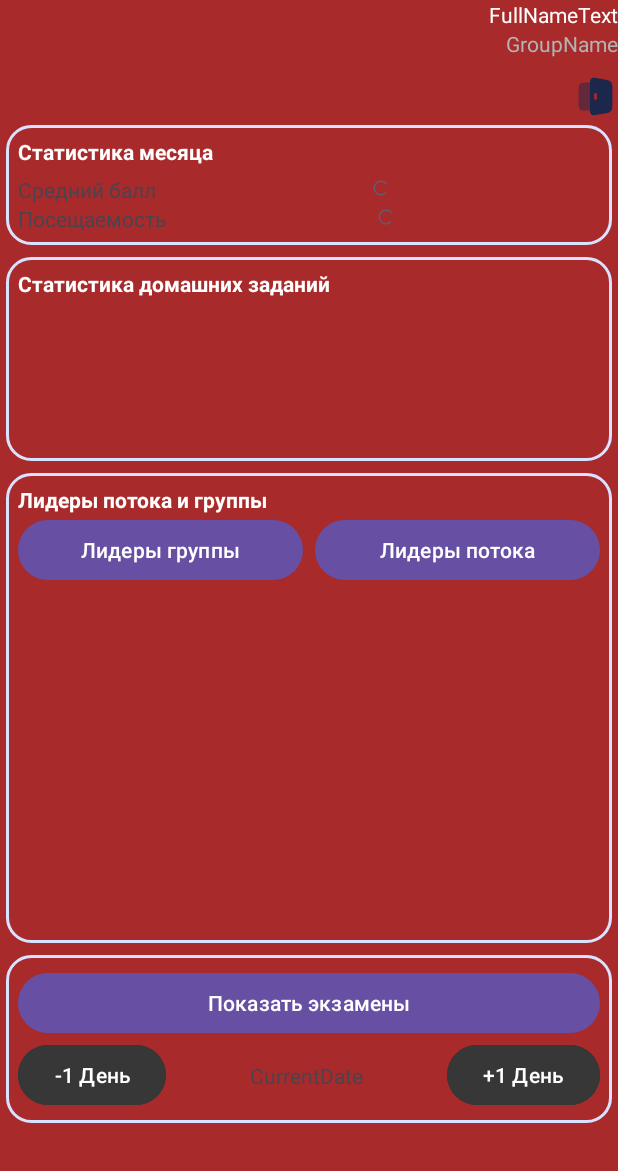
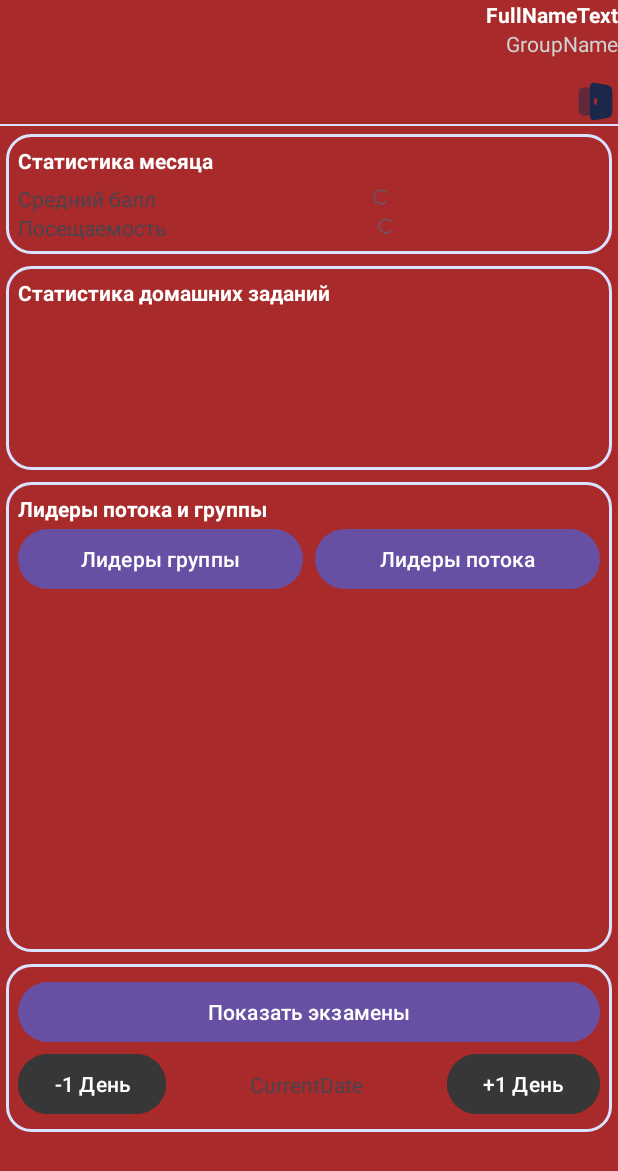
Before and after one commit to 0mnr0/JournalMini, an Android app: the layout activity_main.xml on its own in the app's theme, with its tools: preview values and no code run, on a phone screen of 412 x 824 dp. Shown: the top 1171 px of the screen. Run offline under Robolectric (Android 15) with nearby library versions, the phone set to English and light mode, and no system bars; plain views replace CircularProgressBar, RoundedProgressBar; Roboto replaces fonts that are not available here.

Commit message:
Added Visual divider and added some visual improvements

```diff
--- a/app/src/main/res/layout/activity_main.xml
+++ b/app/src/main/res/layout/activity_main.xml
@@ -140,14 +140,16 @@
             android:layout_height="wrap_content"
             android:text="FullNameText"
             android:textColor="@android:color/white"
-            app:layout_constraintEnd_toEndOf="parent" />
+            android:textStyle="bold"
+            app:layout_constraintEnd_toEndOf="parent"
+            app:layout_constraintTop_toTopOf="parent" />
 
         <TextView
             android:id="@+id/GroupName"
             android:layout_width="wrap_content"
             android:layout_height="wrap_content"
             android:text="GroupName"
-            android:textColor="#B3B3B3"
+            android:textColor="#D1D1D1"
             app:layout_constraintEnd_toEndOf="parent"
             app:layout_constraintTop_toBottomOf="@+id/FullNameText" />
 
@@ -166,10 +168,19 @@
             android:background="@android:color/transparent"
             android:onClick="AccountExit"
             android:scaleType="centerCrop"
-            app:layout_constraintBottom_toBottomOf="parent"
+            app:layout_constraintBottom_toTopOf="@+id/divider"
             app:layout_constraintEnd_toEndOf="parent"
             app:srcCompat="@drawable/exit_logo" />
 
+        <View
+            android:id="@+id/divider"
+            android:layout_width="match_parent"
+            android:layout_height="1dp"
+            android:layout_marginTop="3dp"
+            android:layout_marginBottom="1dp"
+            android:background="@color/GlobalSectionColor"
+            app:layout_constraintBottom_toBottomOf="parent"
+            app:layout_constraintTop_toBottomOf="@+id/AccPhoto" />
 
     </androidx.constraintlayout.widget.ConstraintLayout>
 
@@ -436,6 +447,7 @@
                             android:id="@+id/MadedPercents"
                             android:layout_width="wrap_content"
                             android:layout_height="wrap_content"
+                            android:textStyle="bold"
                             app:layout_constraintBottom_toBottomOf="parent"
                             app:layout_constraintEnd_toEndOf="@+id/hw_progress"
                             app:layout_constraintStart_toStartOf="@+id/hw_progress"
```
Also changed, not shown: app/src/main/java/com/svl/journalmini/MainActivity.java (+8 -0 lines).
